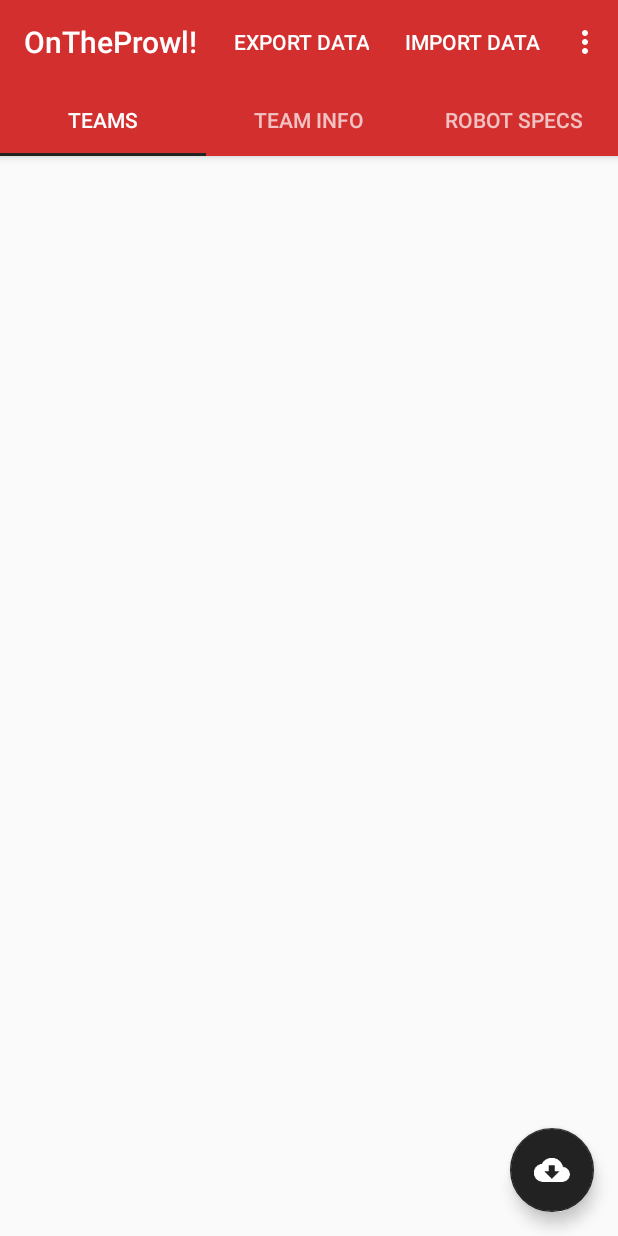
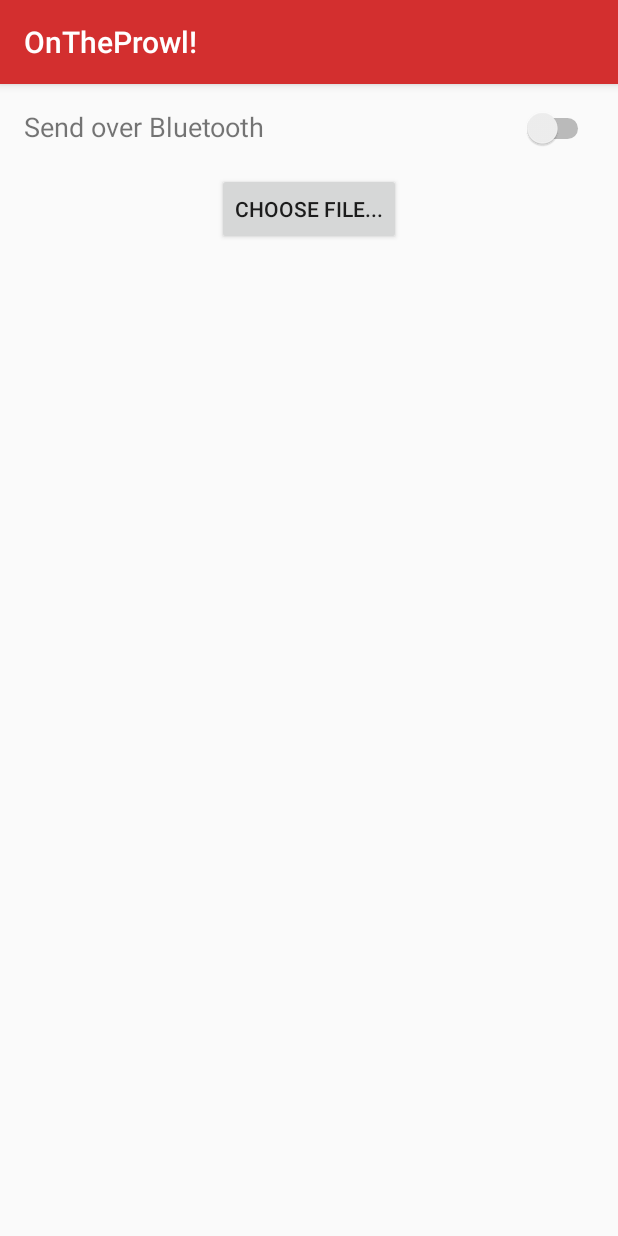
Before and after one commit to hybrezz54/OnTheProwl-Android, an Android app: the screen it shows after launch (MainActivity before the commit, ExportActivity after it), after a tap on "EXPORT DATA", on a phone screen of 412 x 824 dp. Run offline under Robolectric (Android 15) with nearby library versions, the light colour scheme and no system bars; libraries missing offline, so code that uses them is left out: com.github.paolorotolo.appintro, com.nbsp.materialfilepicker; 1 statement that could not run was skipped.

Commit message:
V2.2 - Prep for Import/Export feature

```diff
--- a/app/build.gradle
+++ b/app/build.gradle
@@ -31,4 +31,5 @@
     compile 'com.github.paolorotolo:appintro:3.4.0'
     compile 'com.android.support:support-v4:23.3.0'
     compile 'com.fasterxml.jackson.dataformat:jackson-dataformat-csv:2.7.3'
+    compile 'com.nbsp:library:1.08'
 }
--- /dev/null
+++ b/app/src/main/java/org/technowolves/ontheprowl/view/activity/ExportActivity.java
@@ -0,0 +1,28 @@
+package org.technowolves.ontheprowl.view.activity;
+
+import android.support.v7.app.AppCompatActivity;
+import android.os.Bundle;
+
+import com.nbsp.materialfilepicker.MaterialFilePicker;
+
+import org.technowolves.ontheprowl.R;
+
+import java.util.regex.Pattern;
+
+public class ExportActivity extends AppCompatActivity {
+
+    @Override
+    protected void onCreate(Bundle savedInstanceState) {
+        super.onCreate(savedInstanceState);
+        setContentView(R.layout.activity_export);
+
+        new MaterialFilePicker()
+                .withActivity(this)
+                .withRequestCode(1)
+                .withFilter(Pattern.compile(".*\\.json$")) // Filtering files and directories by file name using regexp
+                .withFilterDirectories(true) // Set directories filterable (false by default)
+                .withHiddenFiles(true) // Show hidden files and folders
+                .start();
+    }
+
+}
--- a/app/src/main/java/org/technowolves/ontheprowl/view/activity/MainActivity.java
+++ b/app/src/main/java/org/technowolves/ontheprowl/view/activity/MainActivity.java
@@ -107,6 +107,12 @@
     }
 
     @Override
+    protected void onActivityResult(int requestCode, int resultCode, Intent data) {
+        super.onActivityResult(requestCode, resultCode, data);
+        // update list after import
+    }
+
+    @Override
     public boolean onCreateOptionsMenu(Menu menu) {
         // Inflate the menu; this adds items to the action bar if it is present.
         getMenuInflater().inflate(R.menu.menu_main, menu);
@@ -121,6 +127,15 @@
         int id = item.getItemId();
 
         switch (id) {
+            case R.id.action_export:
+                Intent exportIntent = new Intent(this, ExportActivity.class);
+                //exportIntent.putExtra("", false);
+                startActivity(exportIntent);
+                return true;
+            case R.id.action_import:
+                Intent importIntent = new Intent(this, ExportActivity.class);
+                startActivityForResult(importIntent, 1);
+                return true;
             case R.id.action_settings:
                 Intent settingsIntent = new Intent(this, SettingsActivity.class);
                 startActivity(settingsIntent);
--- a/app/src/main/java/org/technowolves/ontheprowl/view/fragment/MainFragment.java
+++ b/app/src/main/java/org/technowolves/ontheprowl/view/fragment/MainFragment.java
@@ -93,6 +93,8 @@
 
     @Override
     public void onButtonPressed() {
+        mFragListener.onCreateSnackbar(getListView(), "Downloading...");
+
         if (!addTeamsFromStorage()) {
             Retrofit retrofit = new Retrofit.Builder()
                     .baseUrl("https://www.thebluealliance.com/")
--- /dev/null
+++ b/app/src/main/res/layout/activity_export.xml
@@ -0,0 +1,40 @@
+<?xml version="1.0" encoding="utf-8"?>
+<LinearLayout xmlns:android="http://schemas.android.com/apk/res/android"
+    xmlns:tools="http://schemas.android.com/tools"
+    android:layout_width="match_parent"
+    android:layout_height="match_parent"
+    android:paddingBottom="@dimen/activity_vertical_margin"
+    android:paddingLeft="@dimen/activity_horizontal_margin"
+    android:paddingRight="@dimen/activity_horizontal_margin"
+    android:paddingTop="@dimen/activity_vertical_margin"
+    android:orientation="vertical"
+    tools:context=".view.activity.ExportActivity">
+
+    <LinearLayout
+        android:layout_width="match_parent"
+        android:layout_height="wrap_content"
+        android:orientation="horizontal">
+
+        <TextView
+            android:layout_width="0dp"
+            android:layout_height="wrap_content"
+            android:layout_weight="1"
+            android:textSize="18sp"
+            android:text="@string/bt_export" />
+
+        <Switch
+            android:id="@+id/bt_enabled"
+            android:layout_width="0dp"
+            android:layout_height="wrap_content"
+            android:layout_weight="1" />
+
+    </LinearLayout>
+
+    <Button
+        android:layout_width="wrap_content"
+        android:layout_height="wrap_content"
+        android:layout_gravity="center"
+        android:layout_marginTop="@dimen/activity_margin"
+        android:text="Choose file..."/>
+
+</LinearLayout>
--- a/app/src/main/res/values/strings.xml
+++ b/app/src/main/res/values/strings.xml
@@ -46,8 +46,7 @@
     <string name="header_robot_three">TELEOP</string>
     <string name="climb_castle">Can Climb Castle?</string>
 
-    <!-- TODO: Remove or change this placeholder text -->
-    <string name="hello_blank_fragment">Hello blank fragment</string>
     <string name="action_export">Export Data</string>
     <string name="action_import">Import Data</string>
+    <string name="bt_export">Send over Bluetooth</string>
 </resources>
--- a/build.gradle
+++ b/build.gradle
@@ -16,6 +16,9 @@
     repositories {
         jcenter()
         mavenCentral()
+        maven {
+            url  "http://dl.bintray.com/lukaville/maven"
+        }
     }
 }
 
```
Also changed, not shown: app/src/main/AndroidManifest.xml (+13 -8 lines), app/src/main/java/org/technowolves/ontheprowl/view/activity/ImportActivity.java (added, +13 -0 lines), app/src/main/res/layout/activity_import.xml (added, +12 -0 lines).
